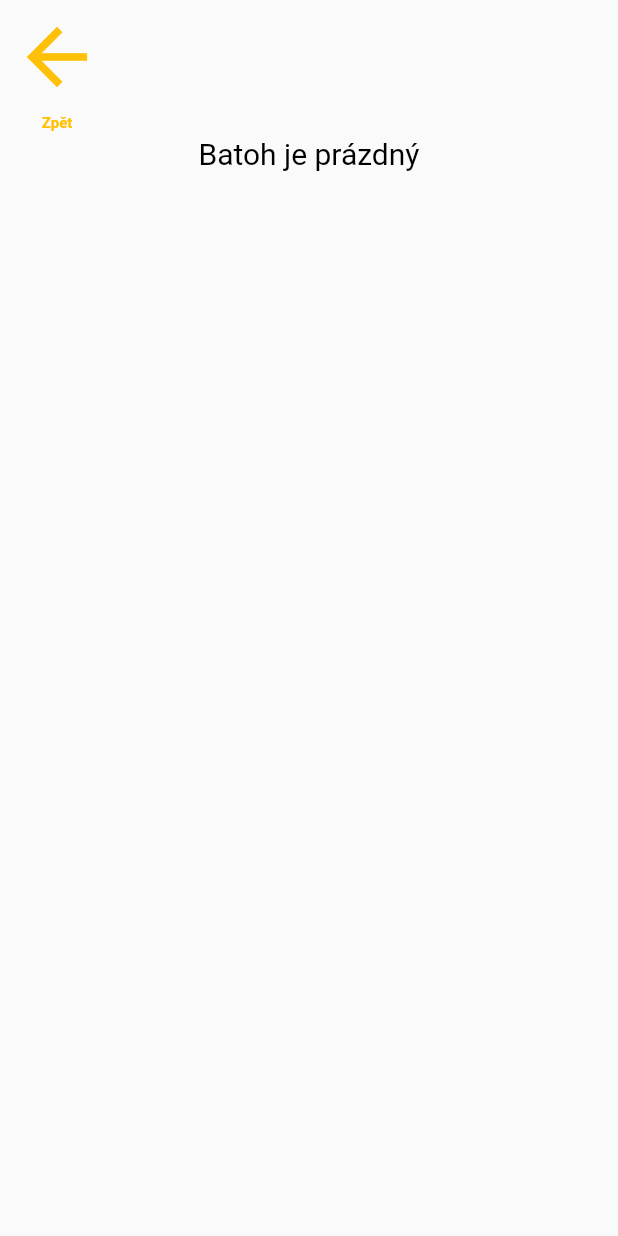
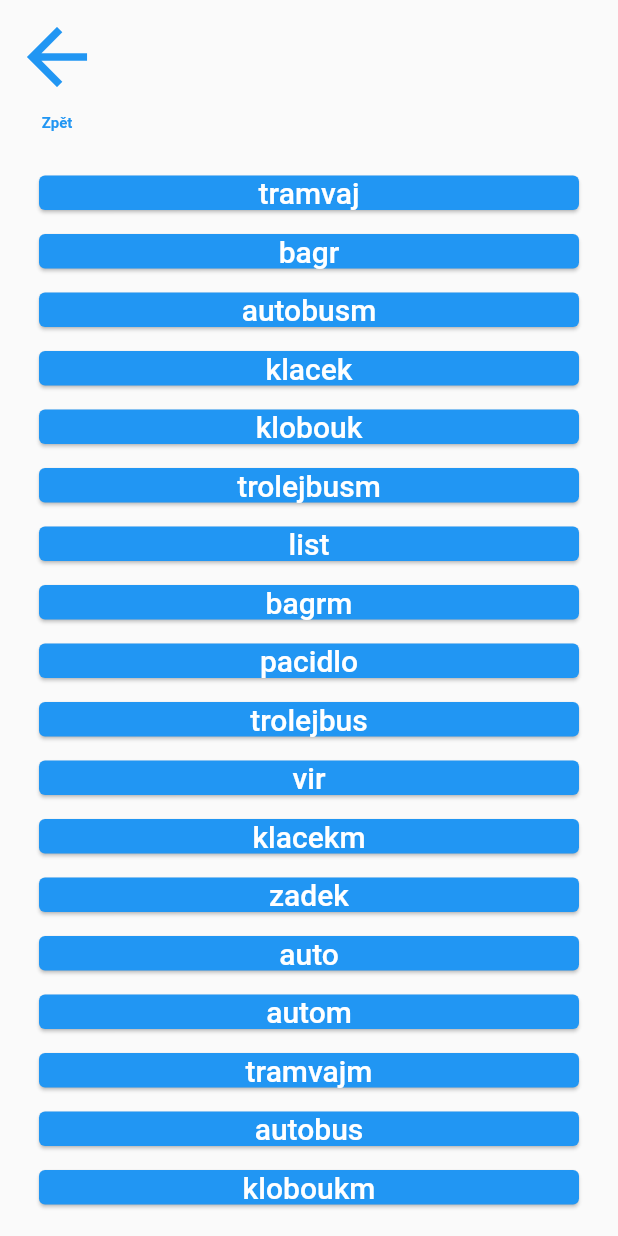
Before and after one commit to GordonHoklinder/qr-adventure-game, a Flutter app: the ItineraryPage screen opened by its route, on a phone screen of 412 x 824 dp. Run offline on Flutter 3.47's test engine with Material 2 defaults, Android fonts, the phone set to English and light mode, and no system bars; missing offline and left inert: flutter_barcode_scanner.

Commit message:
itinerary bug fixed

```diff
--- a/qr_adventure_game/lib/controllers/itinerary.dart
+++ b/qr_adventure_game/lib/controllers/itinerary.dart
@@ -6,9 +6,13 @@ class Itinerary {
   static HashSet<String> visited = HashSet<String>();
 
   /// Items in itinerary.
-  static HashSet<String> items = HashSet<String>();
+  // static HashSet<String> items = HashSet<String>();
 
-  // static HashSet<String> items = HashSet.from(['auto', 'klacek', 'trolejbus', 'tramvaj']);
+  static HashSet<String> items = HashSet.from([
+    'auto', 'klacek', 'trolejbus', 'tramvaj', 'klobouk', 'autobus', 'bagr', 'zadek',
+    'autom', 'klacekm', 'trolejbusm', 'tramvajm', 'kloboukm', 'autobusm', 'bagrm', 'list', 'pacidlo',
+    'vir'
+  ]);
 
   /// True if the element is either a visited page or a item in itinerary.
   static bool contains(String item) {
--- a/qr_adventure_game/lib/main.dart
+++ b/qr_adventure_game/lib/main.dart
@@ -4,7 +4,7 @@ import 'package:qr_adventure_game/routes/route_generator.dart';
 import 'controllers/navigator.dart';
 
 // Here set the colors of the app.
-const primaryColor = Colors.amber;
+const primaryColor = Colors.blue;
 const contrastColor = Colors.white;
 
 void main() {
--- a/qr_adventure_game/lib/views/itinerary_page.dart
+++ b/qr_adventure_game/lib/views/itinerary_page.dart
@@ -55,9 +55,14 @@ class _ItineraryPageState extends State<ItineraryPage> {
           mainAxisAlignment: MainAxisAlignment.start,
           children: [
             ...getNavbar(context, PageType.Itinerary),
-            ListView(
-              children: getListOfWidgets(),
-              shrinkWrap: true,
+            Expanded(
+              flex: 1,
+              child: ListView(
+                children: getListOfWidgets(),
+                padding: EdgeInsets.all(10),
+                shrinkWrap: true,
+                scrollDirection: Axis.vertical,
+              ),
             ),
           ],
         )),
```
Also changed, not shown: qr_adventure_game/assets/detectivePhoto.jpg.
